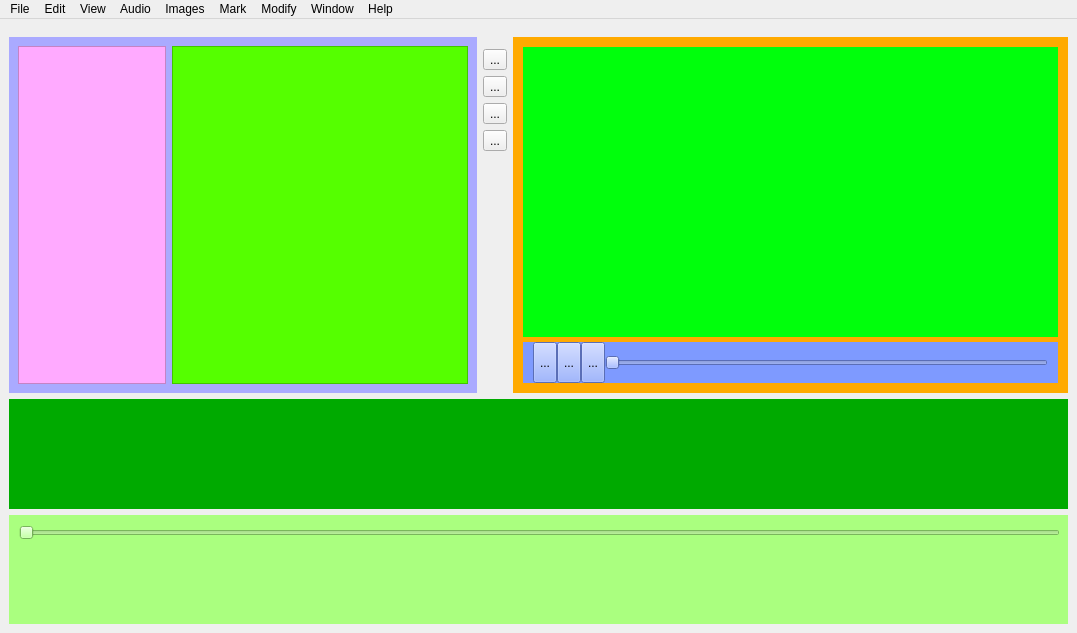
Above: src/videoeditor.ui from vrushank-agrawal/CSE201-VCREST- before the change. Below: the same form after it.
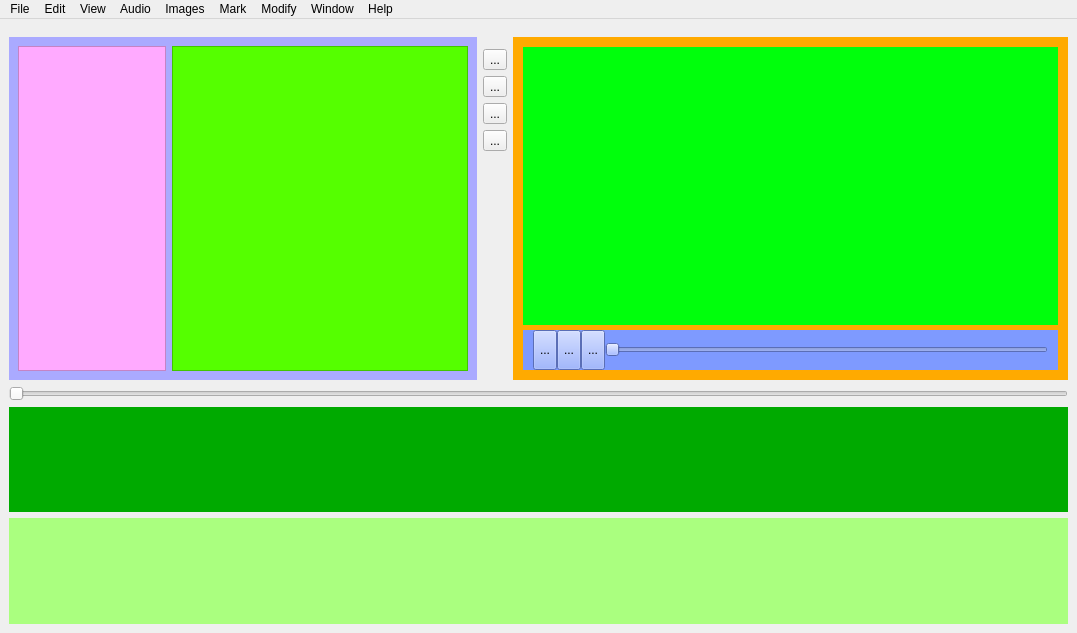
That is the form after the change. Icons and pictures are not drawn. Custom widgets are drawn as their Qt base class.

```diff
--- a/src/videoeditor.ui
+++ b/src/videoeditor.ui
@@ -460,7 +460,14 @@
      </widget>
     </item>
     <item>
-     <widget class="QWidget" name="audioSlider" native="true">
+     <widget class="ProgressBar" name="controlSlider">
+      <property name="orientation">
+       <enum>Qt::Horizontal</enum>
+      </property>
+     </widget>
+    </item>
+    <item>
+     <widget class="QWidget" name="imageTimeline" native="true">
       <property name="sizePolicy">
        <sizepolicy hsizetype="Preferred" vsizetype="Preferred">
         <horstretch>0</horstretch>
@@ -495,19 +502,6 @@
       <property name="styleSheet">
        <string notr="true">background: rgb(170, 255, 127)</string>
       </property>
-      <widget class="ProgressBar" name="controlSlider">
-       <property name="geometry">
-        <rect>
-         <x>10</x>
-         <y>10</y>
-         <width>1041</width>
-         <height>16</height>
-        </rect>
-       </property>
-       <property name="orientation">
-        <enum>Qt::Horizontal</enum>
-       </property>
-      </widget>
      </widget>
     </item>
    </layout>
```
Left out of the diff: 4 changed lines with no effect on the pictures.
